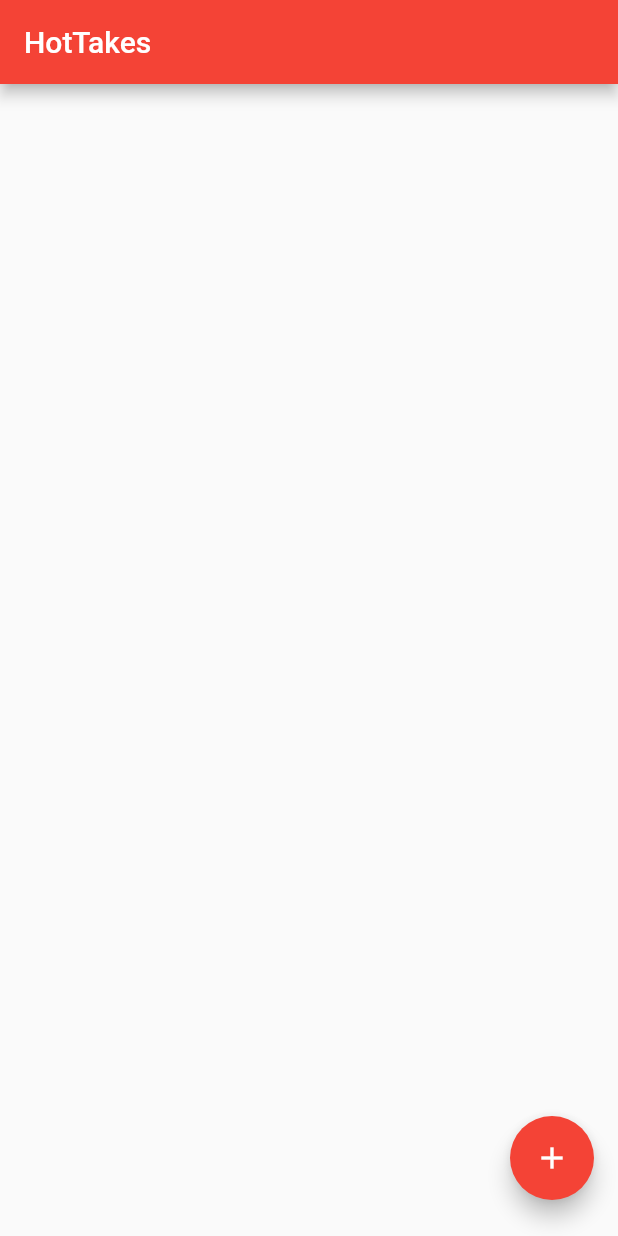
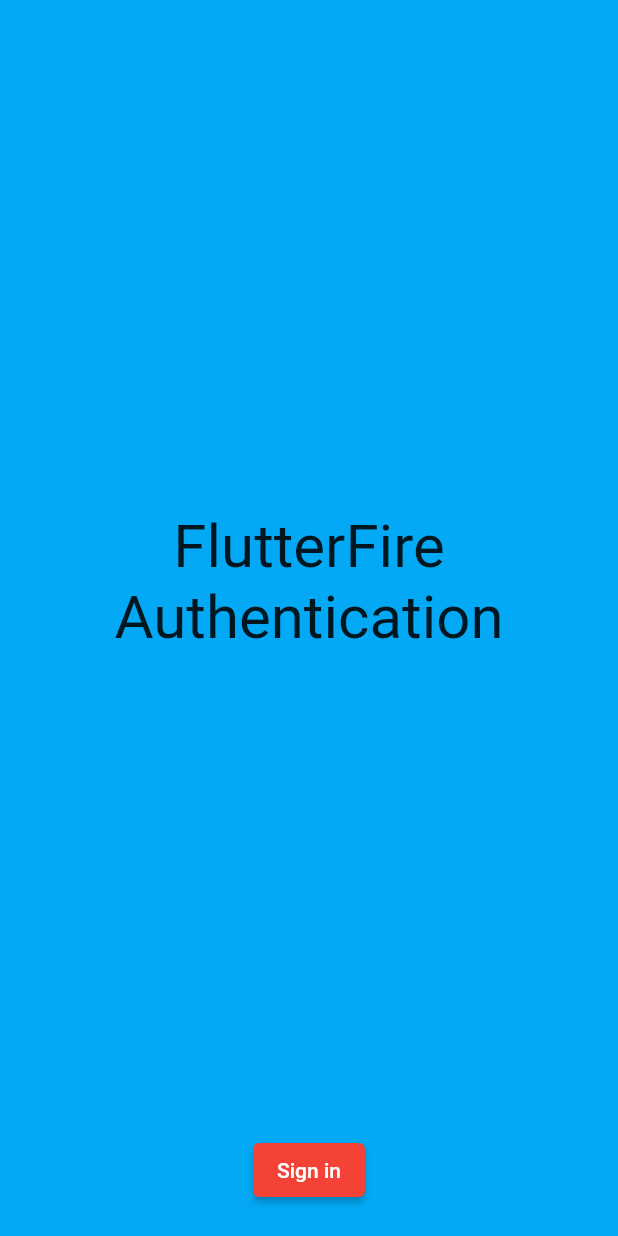
Before and after one commit to EliVerbrugge/HotTakes, a Flutter app: the screen it shows after launch, on a phone screen of 412 x 824 dp. Run offline on Flutter 3.47's test engine with Material 2 defaults, Android fonts, the light colour scheme and no system bars; our stand-ins replace cloud_firestore, firebase_auth, firebase_core, google_sign_in; accounts and stored records are empty.

Commit message:
Adding some basic auth stuff, currently allows login and then displays user info in HomePage

```diff
--- a/hot_takes/lib/main.dart
+++ b/hot_takes/lib/main.dart
@@ -1,5 +1,8 @@
+import 'package:firebase_auth/firebase_auth.dart';
 import 'package:flutter/material.dart';
 import 'package:cloud_firestore/cloud_firestore.dart';
+import 'package:hot_takes/authentication.dart';
+import 'package:hot_takes/pages/sign_in_page.dart';
 import 'package:hot_takes/takes_state.dart';
 import 'package:flutter/foundation.dart';
 import 'package:provider/provider.dart';
@@ -11,114 +14,10 @@
   @override
   Widget build(BuildContext context) {
     return MaterialApp(
-      title: 'HOT TAKEZ',
-      theme: ThemeData(
-        primarySwatch: Colors.red,
-      ),
-      home: ChangeNotifierProvider(
-        create: (context) => TakesState(),
-        child: HomePage(),
-      ),
-    );
+        title: 'HOT TAKES',
+        theme: ThemeData(
+          primarySwatch: Colors.red,
+        ),
+        home: SignInScreen());
   }
 }
-
-class HomePage extends StatelessWidget {
-  @override
-  Widget build(BuildContext context) {
-    //
-    // This method is rerun every time notifyListeners is called from the Provider.
-    //
-    final takeState = Provider.of<TakesState>(context);
-    //
-    return Scaffold(
-        appBar: AppBar(
-          title: Text("HotTakes"),
-        ),
-        body: Center(
-          child: ListView.builder(
-              itemCount: takeState.takes.length,
-              scrollDirection: Axis.vertical,
-              shrinkWrap: true,
-              itemBuilder: (context, index) => Card(
-                    child: Column(children: [
-                      Text("${takeState.takes[index].takeName}"),
-                      SizedBox(
-                        height: 16,
-                      ),
-                      Text("${takeState.takes[index].voteCount}"),
-                      Row(
-                        mainAxisAlignment: MainAxisAlignment.spaceEvenly,
-                        children: [
-                          ElevatedButton(
-                              onPressed: () => {
-                                    takeState.incrementVotes(
-                                        takeState.takes[index].uniqueID,
-                                        takeState.takes[index].voteCount)
-                                  },
-                              child: Icon(Icons.add)),
-                          ElevatedButton(
-                              onPressed: () => {
-                                    takeState.decrementVotes(
-                                        takeState.takes[index].uniqueID,
-                                        takeState.takes[index].voteCount)
-                                  },
-                              child: Icon(Icons.remove)),
-                        ],
-                      ),
-                      ElevatedButton(
-                          onPressed: () => {
-                                takeState
-                                    .deleteTake(takeState.takes[index].uniqueID)
-                              },
-                          child: Icon(Icons.delete))
-                    ]),
-                  )),
-        ),
-        floatingActionButton: Column(
-          mainAxisAlignment: MainAxisAlignment.end,
-          children: [
-            SizedBox(
-              height: 8,
-            ),
-            FloatingActionButton(
-              onPressed: () async {
-                final myController = TextEditingController();
-
-                await showDialog(
-                  context: context,
-                  barrierDismissible: false, // user must tap button!
-                  builder: (BuildContext context) {
-                    return AlertDialog(
-                      title: const Text('What is the take?'),
-                      content: SingleChildScrollView(
-                        child: ListBody(
-                          children: <Widget>[
-                            TextField(
-                              controller: myController,
-                            )
-                          ],
-                        ),
-                      ),
-                      actions: <Widget>[
-                        TextButton(
-                          child: const Text('Approve'),
-                          onPressed: () {
-                            Navigator.of(context).pop();
-                            takeState.createTake(myController.text);
-                          },
-                        ),
-                      ],
-                    );
-                  },
-                );
-              },
-              child: Icon(Icons.add),
-            ),
-            SizedBox(
-              height: 8,
-            ),
-          ],
-        ));
-  }
-}
--- /dev/null
+++ b/hot_takes/lib/pages/sign_in_page.dart
@@ -0,0 +1,92 @@
+import 'package:firebase_auth/firebase_auth.dart';
+import 'package:flutter/material.dart';
+import 'package:cloud_firestore/cloud_firestore.dart';
+import 'package:hot_takes/authentication.dart';
+import 'package:hot_takes/pages/home_page.dart';
+import 'package:hot_takes/takes_state.dart';
+import 'package:flutter/foundation.dart';
+import 'package:provider/provider.dart';
+
+class SignInScreen extends StatefulWidget {
+  @override
+  _SignInScreenState createState() => _SignInScreenState();
+}
+
+class _SignInScreenState extends State<SignInScreen> {
+  bool _isSigningIn = false;
+
+  @override
+  Widget build(BuildContext context) {
+    return Scaffold(
+      backgroundColor: Colors.lightBlue,
+      body: SafeArea(
+        child: Padding(
+          padding: const EdgeInsets.only(
+            left: 16.0,
+            right: 16.0,
+            bottom: 20.0,
+          ),
+          child: Column(
+            mainAxisSize: MainAxisSize.max,
+            children: [
+              Row(),
+              Expanded(
+                child: Column(
+                  mainAxisSize: MainAxisSize.min,
+                  mainAxisAlignment: MainAxisAlignment.center,
+                  children: [
+                    SizedBox(height: 20),
+                    Text(
+                      'FlutterFire',
+                      style: TextStyle(
+                        fontSize: 40,
+                      ),
+                    ),
+                    Text(
+                      'Authentication',
+                      style: TextStyle(
+                        fontSize: 40,
+                      ),
+                    ),
+                  ],
+                ),
+              ),
+              FutureBuilder(
+                future: Authentication.initializeFirebase(context: context),
+                builder: (context, snapshot) {
+                  if (snapshot.hasError) {
+                    return Text('Error initializing Firebase');
+                  } else if (snapshot.connectionState == ConnectionState.done) {
+                    return ElevatedButton(
+                        onPressed: () async {
+                          setState(() {
+                            _isSigningIn = true;
+                          });
+
+                          User? user = await Authentication.signInWithGoogle(
+                              context: context);
+
+                          setState(() {
+                            _isSigningIn = false;
+                          });
+
+                          if (user != null) {
+                            Navigator.of(context).pushReplacement(
+                              MaterialPageRoute(
+                                builder: (context) => HomePage(user),
+                              ),
+                            );
+                          }
+                        },
+                        child: Text("Sign in"));
+                  }
+                  return CircularProgressIndicator();
+                },
+              ),
+            ],
+          ),
+        ),
+      ),
+    );
+  }
+}
--- a/hot_takes/pubspec.yaml
+++ b/hot_takes/pubspec.yaml
@@ -24,6 +24,8 @@
   flutter:
     sdk: flutter
   firebase_core: ^1.4.0
+  firebase_auth: ^1.0.1
+  google_sign_in: ^5.0.0
   cloud_firestore: ^2.4.0
   provider:
   # The following adds the Cupertino Icons font to your application.
```
Also changed, not shown: hot_takes/lib/authentication.dart (added, +97 -0 lines), hot_takes/lib/pages/home_page.dart (added, +134 -0 lines), hot_takes/pubspec.lock, 1 other file.
